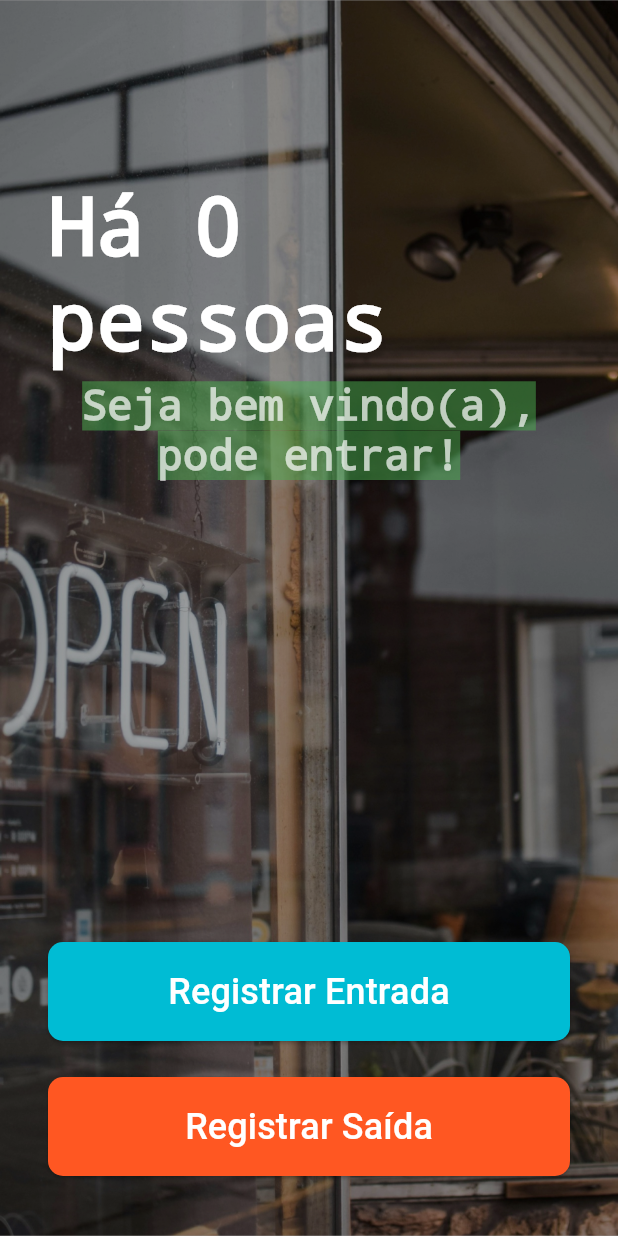
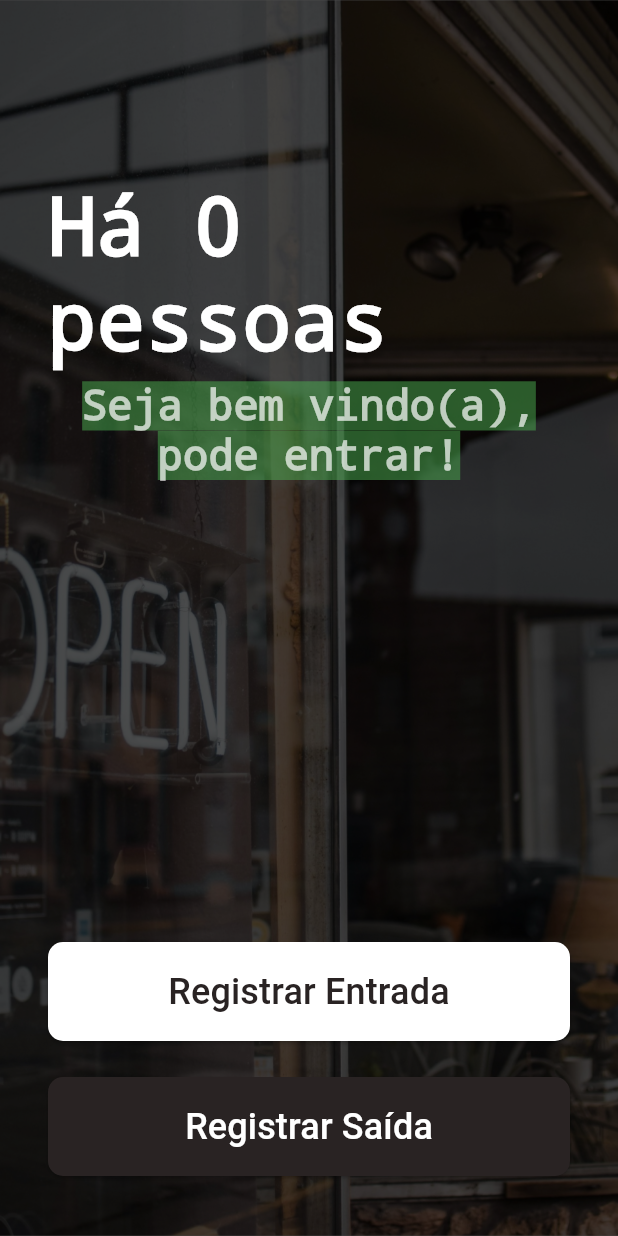
Before and after one commit to Ana678/atv_01_flutter, a Flutter app: the screen it shows after launch, on a phone screen of 412 x 824 dp. Run offline on Flutter 3.47's test engine with Material 3 defaults, Android fonts, the phone set to English and light mode, and no system bars.

Commit message:
customize button

```diff
--- a/lib/main.dart
+++ b/lib/main.dart
@@ -46,7 +46,7 @@ class _HomeState extends State<Home> {
         Container(
             width: double.infinity,
             height: double.infinity,
-            color: Colors.black38,
+            color: Color.fromRGBO(0, 0, 0, 0.7),
         ),
         Padding(
             padding: EdgeInsets.fromLTRB(32, 120, 32, 40),
@@ -85,15 +85,16 @@ class _HomeState extends State<Home> {
                 children: <Widget>[
                     ElevatedButton(
                         style: ElevatedButton.styleFrom(
-                            backgroundColor: Colors.cyan,
+                            backgroundColor: Colors.white,
                             shape: RoundedRectangleBorder(
                                 borderRadius: BorderRadius.circular(10.0), // Raio da borda do botão
                             ),
                             padding: EdgeInsets.all(16.0),
                         ),
-                        child: Text(
+                        child:
+                        Text(
                         "Registrar Entrada",
-                        style: TextStyle(fontSize: 24.0, color: Colors.white),
+                            style: TextStyle(fontSize: 24.0, color: Color.fromRGBO(41, 35, 35, 1)),
                         ),
                         onPressed: () {
                         _changePeople(1);
@@ -103,7 +104,7 @@ class _HomeState extends State<Home> {
                         padding: EdgeInsets.fromLTRB(0, 24, 0, 0),
                         child: ElevatedButton(
                             style: ElevatedButton.styleFrom(
-                                backgroundColor:Colors.deepOrange,
+                            backgroundColor: Color.fromRGBO(41, 35, 35, 1),
                                 shape: RoundedRectangleBorder(
                                     borderRadius: BorderRadius.circular(10.0), // Raio da borda do botão
                                 ),
```
